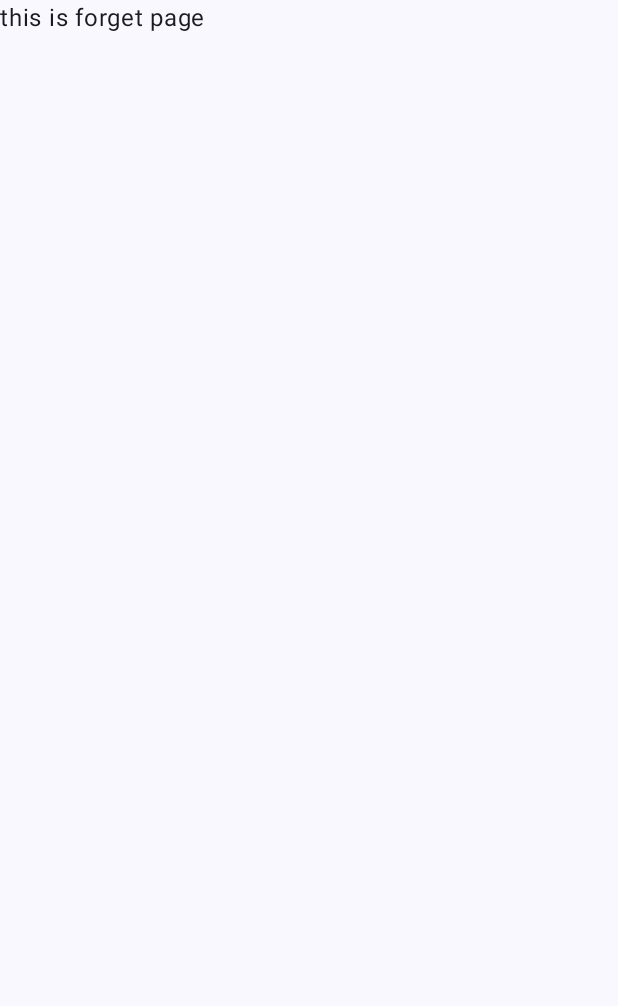
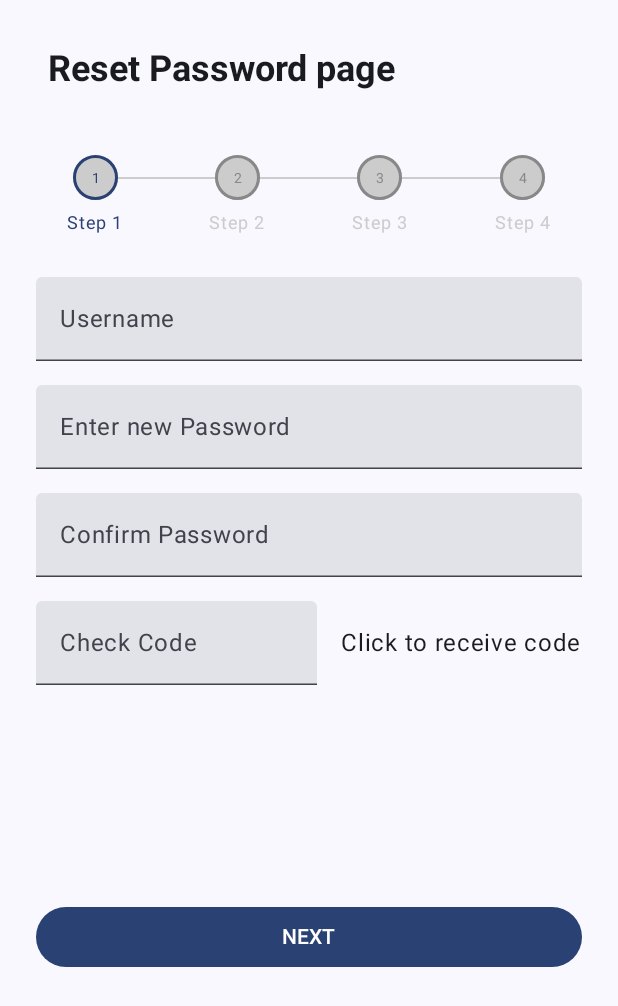
Before and after one commit to ipyton/TodoList, an Android app built with Jetpack Compose: the forgetPage screen opened through its navigation route, on a phone screen of 412 x 824 dp. Before the commit the part shown is almost empty. Shown: the top 1006 px of the screen. Run offline under Robolectric (Android 15) with nearby library versions, the phone set to English and light mode, and no system bars; our stand-ins replace constraintlayout-compose.

Commit message:
Reset Password Page

```diff
--- a/app/src/main/java/com/example/myapplication/MainActivity.kt
+++ b/app/src/main/java/com/example/myapplication/MainActivity.kt
@@ -182,7 +182,7 @@ fun AccountNavigator(navController: NavHostController, login:MutableState<Boolea
         composable("login") {
             Login(navController, login = login)
         }
-        composable("forget") { forgetPage(navController) }
+        composable("forget") { forgetPage(navController, login) }
         composable("registration") { registrationPage(navController, login) }
     }
 }
--- a/app/src/main/java/com/example/myapplication/Pages/Forgot.kt
+++ b/app/src/main/java/com/example/myapplication/Pages/Forgot.kt
@@ -1,10 +1,114 @@
 package com.example.myapplication.Pages
 
+import android.widget.Toast
+import androidx.compose.foundation.clickable
+import androidx.compose.foundation.layout.Column
+import androidx.compose.foundation.layout.Row
+import androidx.compose.foundation.layout.Spacer
+import androidx.compose.foundation.layout.fillMaxWidth
+import androidx.compose.foundation.layout.height
+import androidx.compose.foundation.layout.offset
+import androidx.compose.foundation.layout.padding
+import androidx.compose.material3.Button
 import androidx.compose.material3.Text
+import androidx.compose.material3.TextField
 import androidx.compose.runtime.Composable
+import androidx.compose.runtime.MutableState
+import androidx.compose.runtime.getValue
+import androidx.compose.runtime.mutableStateOf
+import androidx.compose.runtime.remember
+import androidx.compose.runtime.saveable.rememberSaveable
+import androidx.compose.runtime.setValue
+import androidx.compose.ui.Alignment
+import androidx.compose.ui.Modifier
+import androidx.compose.ui.platform.LocalContext
+import androidx.compose.ui.text.TextStyle
+import androidx.compose.ui.text.font.FontWeight
+import androidx.compose.ui.unit.dp
+import androidx.compose.ui.unit.sp
 import androidx.navigation.NavHostController
+import com.example.myapplication.Stepper
 
 @Composable
-fun forgetPage(navController: NavHostController) {
-    Text(text = "this is forget page")
+fun forgetPage(navController: NavHostController, login: MutableState<Boolean>)
+{
+    val numberStep = 4
+    var currentStep by rememberSaveable { mutableStateOf(1) }
+    val titleList= arrayListOf("Step 1","Step 2", "Step 3", "Step 4")
+    var username by remember { mutableStateOf("") }
+    var password by remember { mutableStateOf("") }
+    var confirmPassword by remember { mutableStateOf("") }
+    var checkCode by remember { mutableStateOf("") }
+    val context = LocalContext.current
+
+    Column (modifier = Modifier
+        .fillMaxWidth()
+        .padding(16.dp))
+    {
+        Text (text = "Reset Password page",
+            style = TextStyle(fontSize = 24.sp,
+                fontWeight = FontWeight.Bold),
+            modifier = Modifier.padding(16.dp))
+
+        Stepper(numberOfSteps = numberStep,
+            currentStep = currentStep,
+            stepDescriptionList = titleList,)
+
+        Spacer(modifier = Modifier.height(16.dp))
+
+        TextField(value = username,
+            onValueChange = { username = it },
+            label = {Text(text = "Username")},
+            modifier = Modifier
+                .fillMaxWidth()
+                .padding(8.dp))
+
+        TextField(value = password,
+            onValueChange = { password = it},
+            label = {Text(text = "Enter new Password")},
+            modifier = Modifier
+                .fillMaxWidth()
+                .padding(8.dp))
+
+        TextField(value = confirmPassword,
+            onValueChange = {confirmPassword = it},
+            label = { Text(text = "Confirm Password")},
+            modifier = Modifier
+                .fillMaxWidth()
+                .padding(8.dp))
+
+        Row(modifier = Modifier
+            .fillMaxWidth()
+            .padding(8.dp),
+            verticalAlignment = Alignment.CenterVertically)
+        {
+            TextField(
+                value = checkCode,
+                onValueChange = { checkCode = it },
+                label = { Text(text = "Check Code") },
+                modifier = Modifier
+                    .weight(1f)
+                    .padding(end = 16.dp))
+            Text(
+                text = "Click to receive code",
+                modifier = Modifier
+                    .align(Alignment.CenterVertically)
+                    .clickable {
+                        Toast
+                            .makeText(
+                                context, "Code has been send", Toast.LENGTH_SHORT
+                            )
+                            .show()
+                    }
+            )
+        }
+        Button(onClick = { navController.navigate("login") },
+            modifier = Modifier
+                .fillMaxWidth()
+                .padding(8.dp)
+                .offset(y = 128.dp))
+        {
+            Text(text = "NEXT")
+        }
+    }
 }
```
